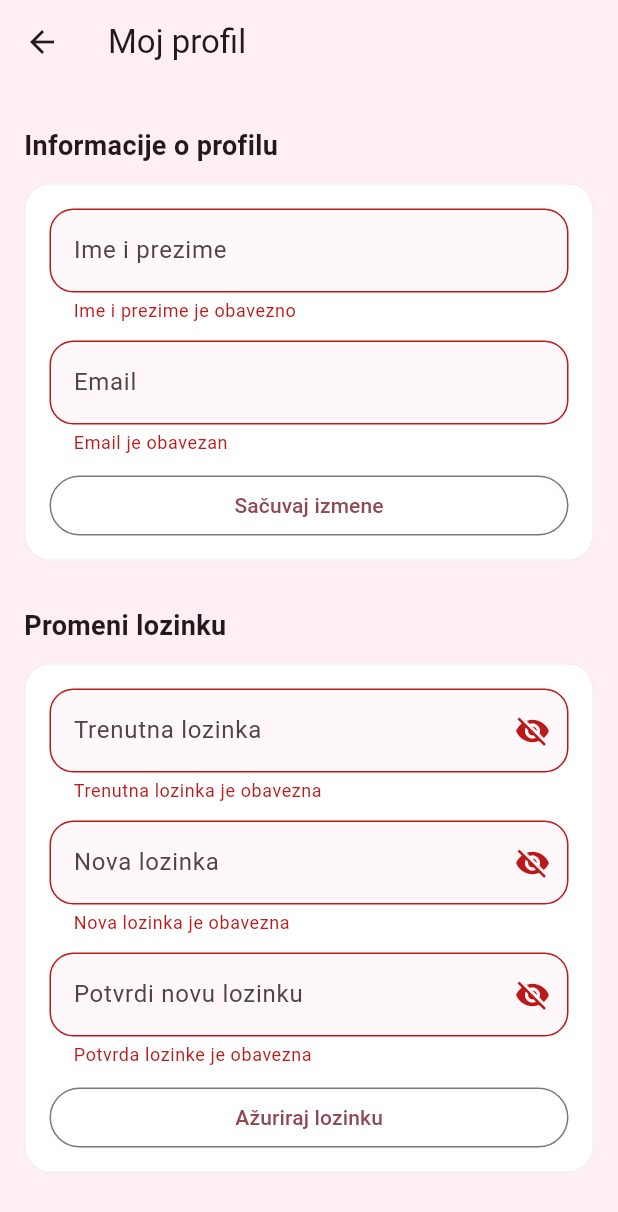
After one commit to Tamara0608/MobilneProjekat, a Flutter app: the EditProfileScreen screen opened by its route, after a tap on "Sačuvaj izmene", after a tap on "Ažuriraj lozinku", on a phone screen of 412 x 824 dp. The commit adds this screen. Shown: the top 1212 px of the screen. Run offline on Flutter 3.47's test engine with Material 3 defaults, Android fonts, the phone set to English and light mode, and no system bars; accounts and stored records are empty.

Commit message:
Dodat ekran za izmenu podataka o korisniku

```diff
--- a/lib/core/router/app_router.dart
+++ b/lib/core/router/app_router.dart
@@ -1,5 +1,5 @@
 import 'package:flutter/material.dart';
-
+import '../../profile/edit_profile_screen.dart';
 import '../../features/welcome/welcome_screen.dart';
 import '../../auth/login_screen.dart';
 import '../../auth/register_screen.dart';
@@ -10,11 +10,15 @@ class AppRouter {
   static const login = '/login';
   static const register = '/register';
   static const guestHome = '/guest';
+  static const editProfile = '/edit-profile';
+
+
 
   static final Map<String, WidgetBuilder> routes = {
     welcome: (_) => const WelcomeScreen(),
     login: (_) => const LoginScreen(),
     register: (_) => const RegisterScreen(),
     guestHome: (_) => const GuestHomeScreen(isGuest: true),
+    editProfile: (context) => const EditProfileScreen(),
   };
 }
--- /dev/null
+++ b/lib/profile/edit_profile_screen.dart
@@ -0,0 +1,258 @@
+import 'package:flutter/material.dart';
+import '../core/session/app_session.dart';
+import '../widgets/section_title.dart';
+import '../widgets/primary_outlined_button.dart';
+
+class EditProfileScreen extends StatefulWidget {
+  const EditProfileScreen({super.key});
+
+  static const Color _bg = Color(0xFFFFEEF3);
+
+  @override
+  State<EditProfileScreen> createState() => _EditProfileScreenState();
+}
+
+class _EditProfileScreenState extends State<EditProfileScreen> {
+  final _profileKey = GlobalKey<FormState>();
+  final _passKey = GlobalKey<FormState>();
+
+  final _nameCtrl = TextEditingController();
+  final _emailCtrl = TextEditingController();
+
+  final _currentPassCtrl = TextEditingController();
+  final _newPassCtrl = TextEditingController();
+  final _confirmPassCtrl = TextEditingController();
+
+  bool _hideCurrent = true;
+  bool _hideNew = true;
+  bool _hideConfirm = true;
+
+  @override
+  void initState() {
+    super.initState();
+    _nameCtrl.text = AppSession.firstName ?? '';
+    _emailCtrl.text = AppSession.email ?? '';
+  }
+
+  @override
+  void dispose() {
+    _nameCtrl.dispose();
+    _emailCtrl.dispose();
+    _currentPassCtrl.dispose();
+    _newPassCtrl.dispose();
+    _confirmPassCtrl.dispose();
+    super.dispose();
+  }
+
+  bool _isValidEmail(String email) {
+    final pattern = RegExp(r'^[\w\.\-]+@([\w\-]+\.)+[\w]{2,}$');
+    return pattern.hasMatch(email);
+  }
+
+  bool _isStrongPassword(String pass) {
+    final hasUpper = RegExp(r'[A-Z]').hasMatch(pass);
+    final hasLower = RegExp(r'[a-z]').hasMatch(pass);
+    final hasDigit = RegExp(r'\d').hasMatch(pass);
+    final hasSpecial =
+        RegExp(r'[!@#$%^&*(),.?":{}|<>_\-\\/\[\]~`+=;]').hasMatch(pass);
+    return pass.length >= 8 && hasUpper && hasLower && hasDigit && hasSpecial;
+  }
+
+  InputDecoration _inputDecoration(String hint, {Widget? suffix}) {
+    return InputDecoration(
+      hintText: hint,
+      suffixIcon: suffix,
+      filled: true,
+      fillColor: const Color(0xFFFFF8FA),
+      errorMaxLines: 3,
+      border: OutlineInputBorder(
+        borderRadius: BorderRadius.circular(16),
+        borderSide: BorderSide(
+          color: Colors.black.withValues(alpha: 0.08),
+        ),
+      ),
+      enabledBorder: OutlineInputBorder(
+        borderRadius: BorderRadius.circular(16),
+        borderSide: BorderSide(
+          color: Colors.black.withValues(alpha: 0.08),
+        ),
+      ),
+    );
+  }
+
+  Widget _card(Widget child) {
+    return Container(
+      width: double.infinity,
+      padding: const EdgeInsets.all(16),
+      decoration: BoxDecoration(
+        color: Colors.white,
+        borderRadius: BorderRadius.circular(18),
+        border: Border.all(
+          color: Colors.black.withValues(alpha: 0.06),
+        ),
+      ),
+      child: child,
+    );
+  }
+
+  @override
+  Widget build(BuildContext context) {
+    return Scaffold(
+      backgroundColor: EditProfileScreen._bg,
+      appBar: AppBar(
+        backgroundColor: EditProfileScreen._bg,
+        elevation: 0,
+        title: const Text('Moj profil'),
+      ),
+      body: SingleChildScrollView(
+        padding: const EdgeInsets.all(16),
+        child: Column(
+          crossAxisAlignment: CrossAxisAlignment.start,
+          children: [
+            const SectionTitle(text: 'Informacije o profilu'),
+            _card(
+              Form(
+                key: _profileKey,
+                child: Column(
+                  children: [
+                    TextFormField(
+                      controller: _nameCtrl,
+                      decoration: _inputDecoration('Ime i prezime'),
+                      validator: (value) {
+                        final v = (value ?? '').trim();
+                        if (v.isEmpty) return 'Ime i prezime je obavezno';
+                        return null;
+                      },
+                    ),
+                    const SizedBox(height: 12),
+                    TextFormField(
+                      controller: _emailCtrl,
+                      keyboardType: TextInputType.emailAddress,
+                      decoration: _inputDecoration('Email'),
+                      validator: (value) {
+                        final v = (value ?? '').trim();
+                        if (v.isEmpty) return 'Email je obavezan';
+                        if (!_isValidEmail(v)) {
+                          return 'Email mora biti u formatu naziv@domen.com';
+                        }
+                        return null;
+                      },
+                    ),
+                    const SizedBox(height: 14),
+                    PrimaryOutlinedButton(
+                      text: 'Sačuvaj izmene',
+                      onPressed: () {
+                        FocusScope.of(context).unfocus();
+                        if (_profileKey.currentState!.validate()) {
+                          AppSession.firstName = _nameCtrl.text.trim();
+                          AppSession.email = _emailCtrl.text.trim();
+
+                          ScaffoldMessenger.of(context).showSnackBar(
+                            const SnackBar(
+                              content: Text('Sačuvane izmene profila'),
+                            ),
+                          );
+                        }
+                      },
+                    ),
+                  ],
+                ),
+              ),
+            ),
+            const SizedBox(height: 18),
+            const SectionTitle(text: 'Promeni lozinku'),
+            _card(
+              Form(
+                key: _passKey,
+                child: Column(
+                  children: [
+                    TextFormField(
+                      controller: _currentPassCtrl,
+                      obscureText: _hideCurrent,
+                      decoration: _inputDecoration(
+                        'Trenutna lozinka',
+                        suffix: IconButton(
+                          icon: Icon(
+                            _hideCurrent ? Icons.visibility_off : Icons.visibility,
+                          ),
+                          onPressed: () =>
+                              setState(() => _hideCurrent = !_hideCurrent),
+                        ),
+                      ),
+                      validator: (value) {
+                        final v = value ?? '';
+                        if (v.isEmpty) return 'Trenutna lozinka je obavezna';
+                        return null;
+                      },
+                    ),
+                    const SizedBox(height: 12),
+                    TextFormField(
+                      controller: _newPassCtrl,
+                      obscureText: _hideNew,
+                      decoration: _inputDecoration(
+                        'Nova lozinka',
+                        suffix: IconButton(
+                          icon: Icon(
+                            _hideNew ? Icons.visibility_off : Icons.visibility,
+                          ),
+                          onPressed: () => setState(() => _hideNew = !_hideNew),
+                        ),
+                      ),
+                      validator: (value) {
+                        final v = value ?? '';
+                        if (v.isEmpty) return 'Nova lozinka je obavezna';
+                        if (!_isStrongPassword(v)) {
+                          return 'Lozinka mora imati najmanje 8 karaktera i sadržati: veliko slovo, malo slovo, broj i specijalan karakter.';
+                        }
+                        return null;
+                      },
+                    ),
+                    const SizedBox(height: 12),
+                    TextFormField(
+                      controller: _confirmPassCtrl,
+                      obscureText: _hideConfirm,
+                      decoration: _inputDecoration(
+                        'Potvrdi novu lozinku',
+                        suffix: IconButton(
+                          icon: Icon(
+                            _hideConfirm ? Icons.visibility_off : Icons.visibility,
+                          ),
+                          onPressed: () =>
+                              setState(() => _hideConfirm = !_hideConfirm),
+                        ),
+                      ),
+                      validator: (value) {
+                        final v = value ?? '';
+                        if (v.isEmpty) return 'Potvrda lozinke je obavezna';
+                        if (v != _newPassCtrl.text) return 'Lozinke se ne poklapaju';
+                        return null;
+                      },
+                    ),
+                    const SizedBox(height: 14),
+                    PrimaryOutlinedButton(
+                      text: 'Ažuriraj lozinku',
+                      onPressed: () {
+                        FocusScope.of(context).unfocus();
+                        if (_passKey.currentState!.validate()) {
+                          _currentPassCtrl.clear();
+                          _newPassCtrl.clear();
+                          _confirmPassCtrl.clear();
+
+                          ScaffoldMessenger.of(context).showSnackBar(
+                            const SnackBar(
+                              content: Text('Lozinka je ažurirana'),
+                            ),
+                          );
+                        }
+                      },
+                    ),
+                  ],
+                ),
+              ),
+            ),
+          ],
+        ),
+      ),
+    );
+  }
+}
--- a/lib/services/guest_home_screen.dart
+++ b/lib/services/guest_home_screen.dart
@@ -31,8 +31,16 @@ class GuestHomeScreen extends StatelessWidget {
                     Tab(text: 'Moji termini'),
                   ],
                 ),
-          actions: [
-            if (!isGuest)
+
+                  actions: [
+            if (!isGuest) ...[
+              IconButton(
+                icon: const Icon(Icons.person_outline),
+                tooltip: 'Moj profil',
+                onPressed: () {
+                  Navigator.pushNamed(context, AppRouter.editProfile);
+                },
+              ),
               IconButton(
                 icon: const Icon(Icons.logout),
                 tooltip: 'Odjavi se',
@@ -45,6 +53,7 @@ class GuestHomeScreen extends StatelessWidget {
                   );
                 },
               ),
+            ],
           ],
         ),
         body: isGuest
```
